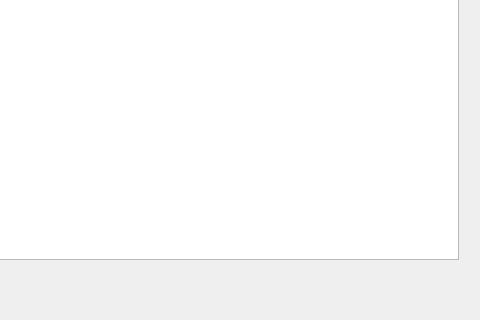
Above: course/workswindow.ui from TFed555/Coursework before the change; both pictures show x 312 to 792 and y 251 to 571 of the 792 by 571 pixel window. Below: the same form after it.
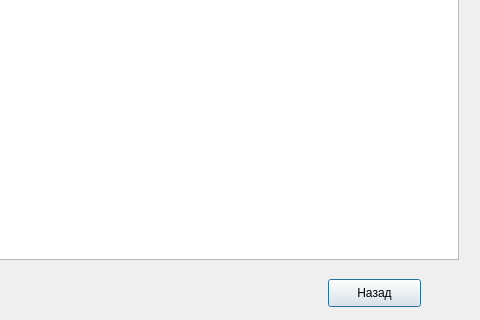
That is the form after the change.

Diff of the .ui file:
```diff
--- a/course/workswindow.ui
+++ b/course/workswindow.ui
@@ -23,6 +23,19 @@
     </rect>
    </property>
   </widget>
+  <widget class="QPushButton" name="backButton">
+   <property name="geometry">
+    <rect>
+     <x>640</x>
+     <y>530</y>
+     <width>93</width>
+     <height>28</height>
+    </rect>
+   </property>
+   <property name="text">
+    <string>Назад</string>
+   </property>
+  </widget>
  </widget>
  <resources/>
  <connections/>
```
